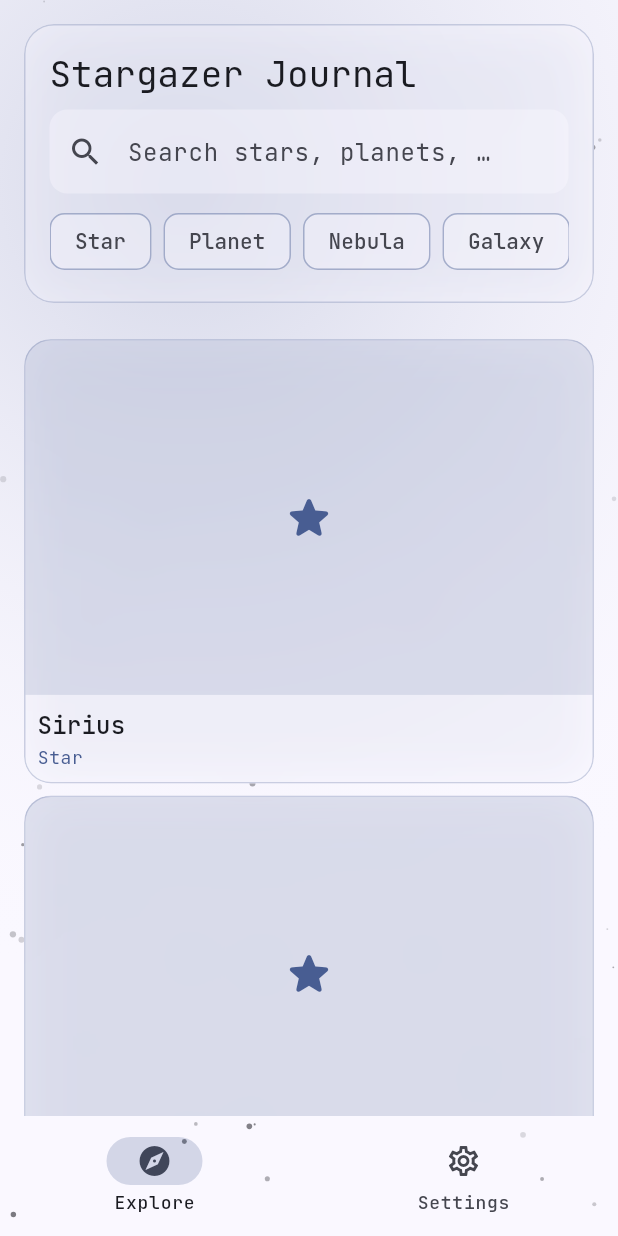
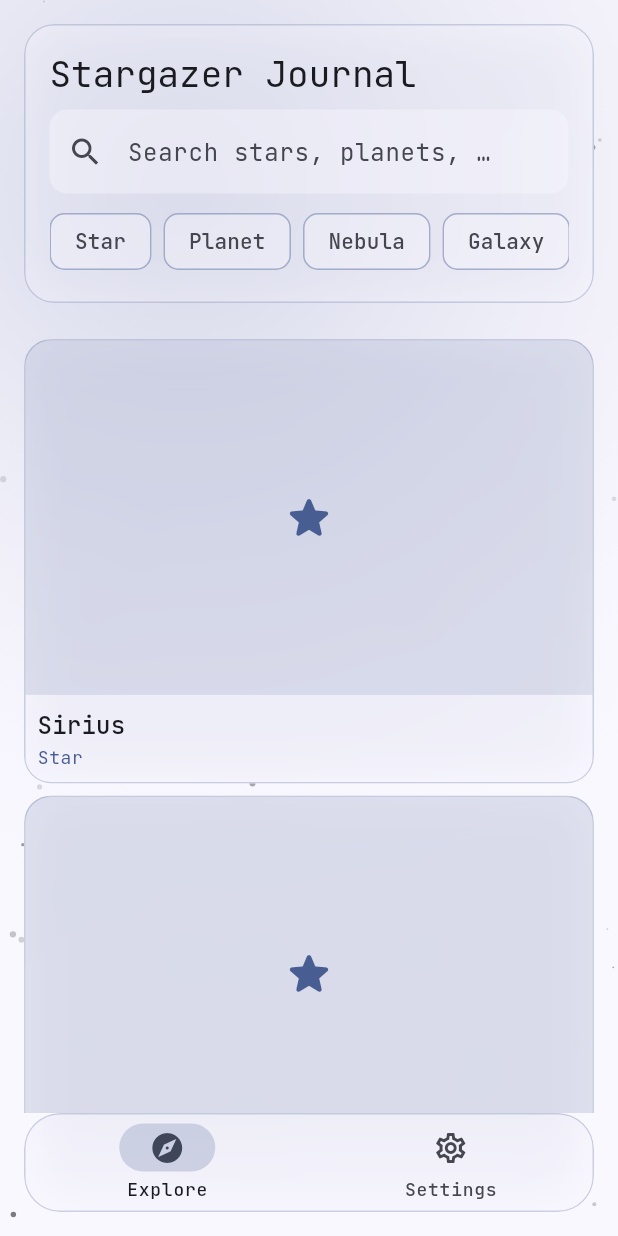
Before and after one commit to DavFilsDev/stargazer-journal, a Flutter app: the screen it shows after launch, on a phone screen of 412 x 824 dp. Run offline on Flutter 3.47's test engine with Material 3 defaults, Android fonts, the phone set to English and light mode, and no system bars; our stand-ins replace go_router, google_fonts, shared_preferences.

Commit message:
style(navigation): make bottom bar and rail floating and translucent

```diff
--- a/lib/widgets/adaptive_scaffold.dart
+++ b/lib/widgets/adaptive_scaffold.dart
@@ -1,6 +1,7 @@
 import 'package:flutter/material.dart';
 
 import '../utils/constants.dart';
+import 'glass_container.dart';
 
 /// A single top-level destination shown in the adaptive navigation.
 class AdaptiveDestination {
@@ -16,11 +17,12 @@ class AdaptiveDestination {
 }
 
 /// Scaffold that switches its navigation chrome based on available width:
-/// - narrower than [AppBreakpoints.tablet]  -> [BottomNavigationBar]
-/// - [AppBreakpoints.tablet] or wider       -> [NavigationRail]
+/// - narrower than [AppBreakpoints.tablet]  -> floating glass bottom bar
+/// - [AppBreakpoints.tablet] or wider       -> glass navigation rail
 ///
-/// This single widget is shared by every top-level screen so the
-/// responsive behavior only needs to be implemented once (DRY).
+/// Both are wrapped in [GlassContainer] so the animated starfield behind
+/// the app subtly shows through the navigation chrome, consistent with
+/// every other panel in the app.
 class AdaptiveScaffold extends StatelessWidget {
   final Widget body;
   final int selectedIndex;
@@ -45,7 +47,11 @@ class AdaptiveScaffold extends StatelessWidget {
           return Scaffold(
             body: Row(
               children: [
-                NavigationRail(
+                GlassContainer(
+                  borderRadius: BorderRadius.zero,
+                  blurSigma: 18,
+                  opacity: 0.35,
+                  child: NavigationRail(
                     selectedIndex: selectedIndex,
                     onDestinationSelected: onDestinationSelected,
                     labelType: NavigationRailLabelType.all,
@@ -58,7 +64,7 @@ class AdaptiveScaffold extends StatelessWidget {
                         ),
                     ],
                   ),
-                const VerticalDivider(width: 1),
+                ),
                 Expanded(child: body),
               ],
             ),
@@ -66,8 +72,23 @@ class AdaptiveScaffold extends StatelessWidget {
         }
 
         return Scaffold(
+          extendBody: true,
           body: body,
-          bottomNavigationBar: NavigationBar(
+          bottomNavigationBar: Padding(
+            padding: const EdgeInsets.fromLTRB(
+              AppSpacing.medium,
+              0,
+              AppSpacing.medium,
+              AppSpacing.medium,
+            ),
+            child: GlassContainer(
+              borderRadius: BorderRadius.circular(24),
+              blurSigma: 20,
+              opacity: 0.45,
+              child: ClipRRect(
+                borderRadius: BorderRadius.circular(24),
+                child: NavigationBar(
+                  height: 64,
                   selectedIndex: selectedIndex,
                   onDestinationSelected: onDestinationSelected,
                   destinations: [
@@ -79,6 +100,9 @@ class AdaptiveScaffold extends StatelessWidget {
                       ),
                   ],
                 ),
+              ),
+            ),
+          ),
         );
       },
     );
```
Lines whose indentation alone changed are shown as unchanged.
